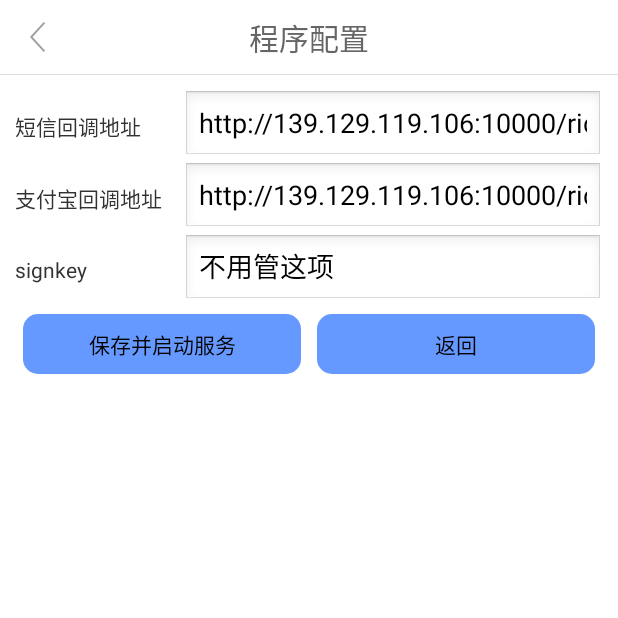
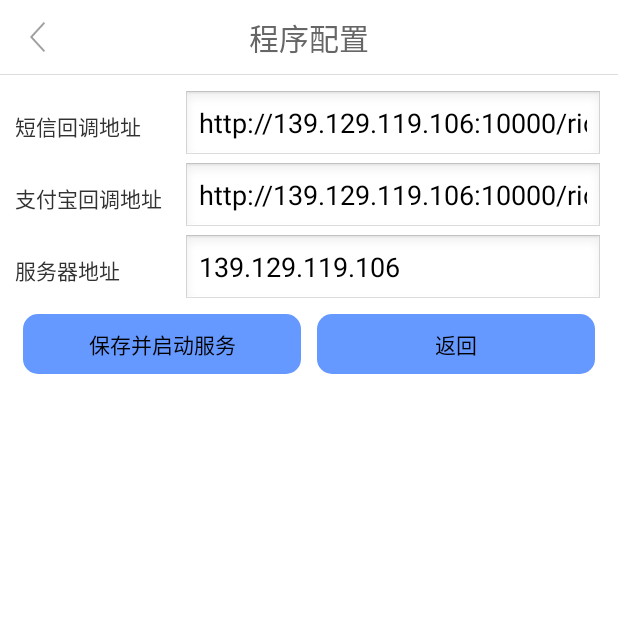
Before and after one commit to langgithub/payhelper, an Android app: the screen it shows after launch (SettingActivity), after a tap on "程序配置", on a phone screen of 412 x 824 dp, the top half of it. Run offline under Robolectric (Android 15) with nearby library versions, the phone set to English and light mode, and no system bars; 1 statement that could not run was skipped.

Commit message:
服务器主动调用获取二维码

```diff
--- a/app/src/main/java/com/lang/payhelper/MainActivity.java
+++ b/app/src/main/java/com/lang/payhelper/MainActivity.java
@@ -6,7 +6,6 @@ import java.text.SimpleDateFormat;
 import java.util.Date;
 import java.util.HashMap;
 import java.util.Map;
-import java.util.UUID;
 import java.util.concurrent.atomic.AtomicInteger;
 
 import org.json.JSONObject;
@@ -14,7 +13,6 @@ import org.jsoup.Jsoup;
 import org.jsoup.nodes.Document;
 import org.jsoup.select.Elements;
 
-import com.lang.payhelper.handler.ZfbHandler;
 import com.lang.payhelper.payhook.AlarmReceiver;
 import com.lang.payhelper.payhook.DaemonService;
 import com.lang.payhelper.utils.AbSharedUtil;
@@ -23,7 +21,6 @@ import com.lang.payhelper.utils.MD5;
 import com.lang.payhelper.utils.OrderBean;
 import com.lang.payhelper.utils.PayHelperUtils;
 import com.lang.payhelper.utils.QrCodeBean;
-import com.lang.sekiro.netty.client.SekiroClient;
 import com.lidroid.xutils.HttpUtils;
 import com.lidroid.xutils.exception.HttpException;
 import com.lidroid.xutils.http.RequestParams;
@@ -31,7 +28,6 @@ import com.lidroid.xutils.http.ResponseInfo;
 import com.lidroid.xutils.http.callback.RequestCallBack;
 import com.lidroid.xutils.http.client.HttpRequest.HttpMethod;
 
-import android.annotation.SuppressLint;
 import android.app.Activity;
 import android.content.BroadcastReceiver;
 import android.content.ContentResolver;
@@ -45,16 +41,13 @@ import android.os.Bundle;
 import android.os.Handler;
 import android.os.Message;
 import android.text.TextUtils;
-import android.util.Log;
 import android.view.KeyEvent;
 import android.view.View;
 import android.view.WindowManager;
 import android.widget.ScrollView;
 import android.widget.TextView;
 
-import androidx.annotation.NonNull;
 import androidx.core.app.ActivityCompat;
-import de.robv.android.xposed.XposedHelpers;
 
 /**
  * @author SuXiaoliang
@@ -102,11 +95,7 @@ public class MainActivity extends Activity{
         console = (TextView) findViewById(R.id.console);
         scrollView = (ScrollView) findViewById(R.id.scrollview);
 
-        this.findViewById(R.id.start_alipay).setOnClickListener(
-                new View.OnClickListener() {
-                    @Override
-                    public void onClick(View arg0) {
-
+        findViewById(R.id.start_alipay).setOnClickListener(arg0 -> {
             Intent broadCastIntent = new Intent();
             broadCastIntent.setAction("com.payhelper.alipay.start");
             String time=System.currentTimeMillis()/10000L+"";
@@ -114,20 +103,12 @@ public class MainActivity extends Activity{
             broadCastIntent.putExtra("mark", "test"+time);
             broadCastIntent.putExtra("money", "0.01");
             sendBroadcast(broadCastIntent);
-//                        request(ALIPAY);
-                    }
         });
 
-        this.findViewById(R.id.setting).setOnClickListener(
-                new View.OnClickListener() {
-
-                    @Override
-                    public void onClick(View arg0) {
+        findViewById(R.id.setting).setOnClickListener(arg0 -> {
             Intent intent = new Intent(MainActivity.this, SettingActivity.class);
             startActivity(intent);
-                    }
          });
-
 
         //注册广播
         billReceived = new BillReceived();
@@ -205,7 +186,6 @@ public class MainActivity extends Activity{
         broadCastIntent.putExtra("json", new JSONObject(smsMap).toString());
         broadCastIntent.setAction("com.lang.sms");
         context.sendBroadcast(broadCastIntent);
-
     }
 
     /**
@@ -233,8 +213,6 @@ public class MainActivity extends Activity{
         }
 
     }
-
-
 
     public static Handler handler = new Handler() {
 
@@ -273,7 +251,6 @@ public class MainActivity extends Activity{
     protected void onResume() {
         super.onResume();
     }
-
 
     public static void sendmsg(String txt) {
 //        LogToFile.i("payhelper", txt);
--- a/app/src/main/java/com/lang/payhelper/SettingActivity.java
+++ b/app/src/main/java/com/lang/payhelper/SettingActivity.java
@@ -30,7 +30,7 @@ import com.lang.payhelper.utils.AbSharedUtil;
  */
 public class SettingActivity extends Activity implements OnClickListener{
 
-	private EditText tv_notify_sms,tv_notify_zfb,et_signkey,et_wxid;
+	private EditText tv_notify_sms,tv_notify_zfb,address,et_wxid;
 	private Button bt_save,bt_back;
 	private RelativeLayout rl_back;
 
@@ -41,7 +41,7 @@ public class SettingActivity extends Activity implements OnClickListener{
 		setContentView(R.layout.activity_setting);
 		tv_notify_sms=(EditText) findViewById(R.id.notify_sms);
 		tv_notify_zfb=(EditText) findViewById(R.id.notify_zfb);
-		et_signkey=(EditText) findViewById(R.id.signkey);
+		address=(EditText) findViewById(R.id.address);
 		et_wxid=(EditText) findViewById(R.id.et_wxid);
 		if(!TextUtils.isEmpty(AbSharedUtil.getString(getApplicationContext(), "notify_sms"))){
 			tv_notify_sms.setText(AbSharedUtil.getString(getApplicationContext(), "notify_sms"));
@@ -49,8 +49,8 @@ public class SettingActivity extends Activity implements OnClickListener{
 		if(!TextUtils.isEmpty(AbSharedUtil.getString(getApplicationContext(), "notify_zfb"))){
 			tv_notify_zfb.setText(AbSharedUtil.getString(getApplicationContext(), "notify_zfb"));
 		}
-		if(!TextUtils.isEmpty(AbSharedUtil.getString(getApplicationContext(), "signkey"))){
-			et_signkey.setText(AbSharedUtil.getString(getApplicationContext(), "signkey"));
+		if(!TextUtils.isEmpty(AbSharedUtil.getString(getApplicationContext(), "address"))){
+			address.setText(AbSharedUtil.getString(getApplicationContext(), "address"));
 		}
 		if(!TextUtils.isEmpty(AbSharedUtil.getString(getApplicationContext(), "account"))){
 			et_wxid.setText(AbSharedUtil.getString(getApplicationContext(), "account"));
@@ -93,12 +93,12 @@ public class SettingActivity extends Activity implements OnClickListener{
 				AbSharedUtil.putString(getApplicationContext(), "notify_zfb", notify_zfb);
 //			}
 			Log.i("url",AbSharedUtil.getString(getApplicationContext(), "notify_zfb"));
-			String signkey=et_signkey.getText().toString();
+			String _address=address.getText().toString();
 //			if(TextUtils.isEmpty(signkey)){
 //				Toast.makeText(getApplicationContext(), "signkey不能为空！", Toast.LENGTH_LONG).show();
 //				return;
 //			}else{
-				AbSharedUtil.putString(getApplicationContext(), "signkey", signkey);
+				AbSharedUtil.putString(getApplicationContext(), "address", _address);
 //			}
 			String wxid=et_wxid.getText().toString();
 			if(!TextUtils.isEmpty(wxid)){
@@ -108,6 +108,7 @@ public class SettingActivity extends Activity implements OnClickListener{
 
 			Intent broadCastIntent = new Intent();
 			broadCastIntent.setAction("com.payhelper.tcp.start");
+			broadCastIntent.putExtra("address",_address);
 			sendBroadcast(broadCastIntent);
 
 			finish();
--- a/app/src/main/java/com/lang/payhelper/payhook/Main.java
+++ b/app/src/main/java/com/lang/payhelper/payhook/Main.java
@@ -135,8 +135,9 @@ public class Main extends BaseHook {
     class StartServerReceived extends BroadcastReceiver {
         @Override
         public void onReceive(Context context, Intent intent) {
-            final SekiroClient sekiroClient = SekiroClient.start("192.168.1.101",5600, UUID.randomUUID().toString(), "zfb-lang");
+            final SekiroClient sekiroClient = SekiroClient.start(intent.getStringExtra("address"),5600, UUID.randomUUID().toString(), "zfb");
             sekiroClient.registerHandler("zfbAppHandler", new ZfbHandler());
+            PayHelperUtils.sendmsg(context,"服务器启动成功 接口访问地址:http://"+intent.getStringExtra("address")+":5602/invoke?group=zfb&action=zfbAppHandler");
         }
     }
 
--- a/app/src/main/res/layout/activity_setting.xml
+++ b/app/src/main/res/layout/activity_setting.xml
@@ -108,16 +108,16 @@
                     android:layout_width="0dip"
                     android:layout_height="wrap_content"
                     android:layout_weight="2"
-                    android:text="signkey" />
+                    android:text="服务器地址" />
 
                 <EditText
-                    android:id="@+id/signkey"
+                    android:id="@+id/address"
                     android:layout_width="0dip"
                     android:layout_height="wrap_content"
                     android:layout_weight="5"
                     android:ellipsize="end"
                     android:singleLine="true"
-                    android:text="不用管这项"/>
+                    android:text="139.129.119.106"/>
             </LinearLayout>
 
             <LinearLayout
```
Lines whose indentation alone changed are shown as unchanged.
